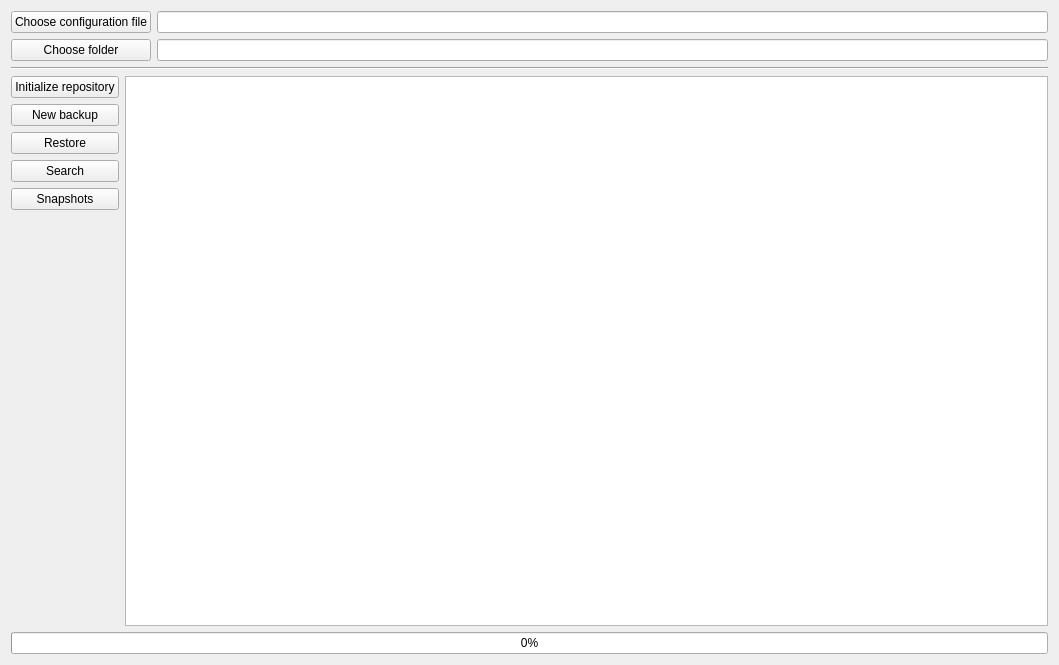
altaris/qrestic, file qrestic/ui/main_widget.ui: the form before one commit.
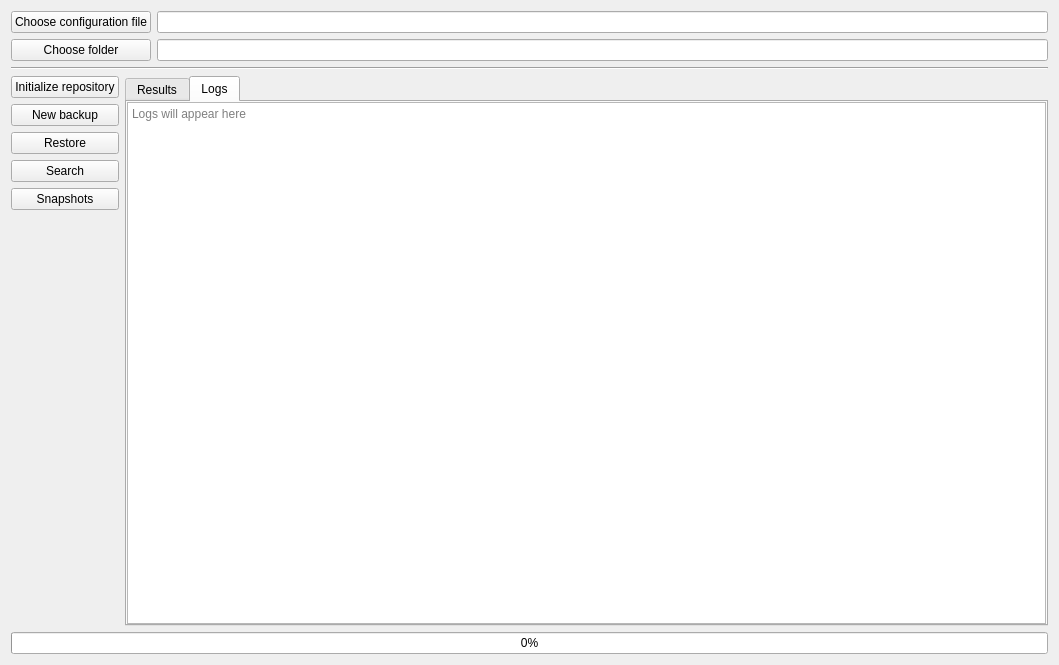
The form after the commit. The open tabs and pages were chosen to show the change. Icons and pictures are not drawn.

Patch:
```diff
--- a/qrestic/ui/main_widget.ui
+++ b/qrestic/ui/main_widget.ui
@@ -184,6 +184,33 @@
          </widget>
         </item>
         <item>
+         <widget class="QTabWidget" name="tab_widget">
+          <property name="currentIndex">
+           <number>0</number>
+          </property>
+          <widget class="QWidget" name="tab_results">
+           <attribute name="icon">
+            <iconset>
+             <normalon>:/main/icons/list.svg</normalon>
+            </iconset>
+           </attribute>
+           <attribute name="title">
+            <string>Results</string>
+           </attribute>
+           <layout class="QHBoxLayout" name="horizontalLayout_2">
+            <property name="leftMargin">
+             <number>0</number>
+            </property>
+            <property name="topMargin">
+             <number>0</number>
+            </property>
+            <property name="rightMargin">
+             <number>0</number>
+            </property>
+            <property name="bottomMargin">
+             <number>0</number>
+            </property>
+            <item>
          <widget class="QTableView" name="table_view">
           <property name="editTriggers">
            <set>QAbstractItemView::NoEditTriggers</set>
@@ -194,6 +221,47 @@
           <property name="sortingEnabled">
            <bool>true</bool>
           </property>
+             </widget>
+            </item>
+           </layout>
+          </widget>
+          <widget class="QWidget" name="tab_raw">
+           <attribute name="icon">
+            <iconset>
+             <normalon>:/main/icons/eye.svg</normalon>
+            </iconset>
+           </attribute>
+           <attribute name="title">
+            <string>Logs</string>
+           </attribute>
+           <layout class="QHBoxLayout" name="horizontalLayout_3">
+            <property name="leftMargin">
+             <number>0</number>
+            </property>
+            <property name="topMargin">
+             <number>0</number>
+            </property>
+            <property name="rightMargin">
+             <number>0</number>
+            </property>
+            <property name="bottomMargin">
+             <number>0</number>
+            </property>
+            <item>
+             <widget class="QTextEdit" name="te_raw">
+              <property name="undoRedoEnabled">
+               <bool>false</bool>
+              </property>
+              <property name="readOnly">
+               <bool>true</bool>
+              </property>
+              <property name="placeholderText">
+               <string>Logs will appear here</string>
+              </property>
+             </widget>
+            </item>
+           </layout>
+          </widget>
          </widget>
         </item>
        </layout>
```
Lines whose indentation alone changed are shown as unchanged.
